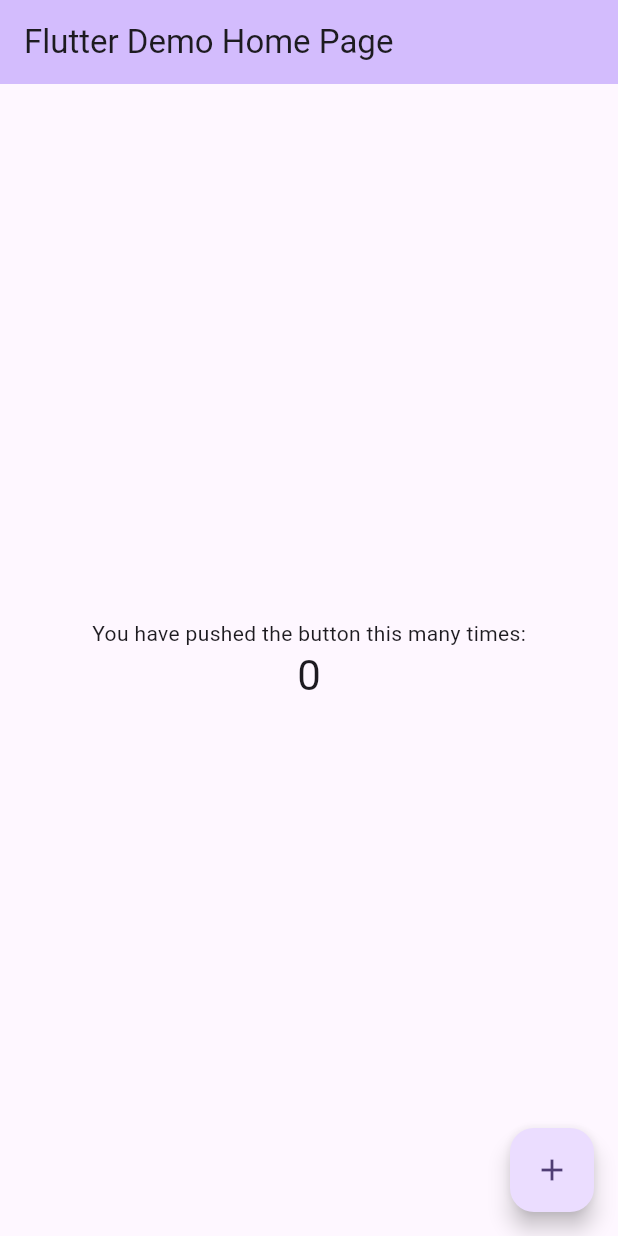
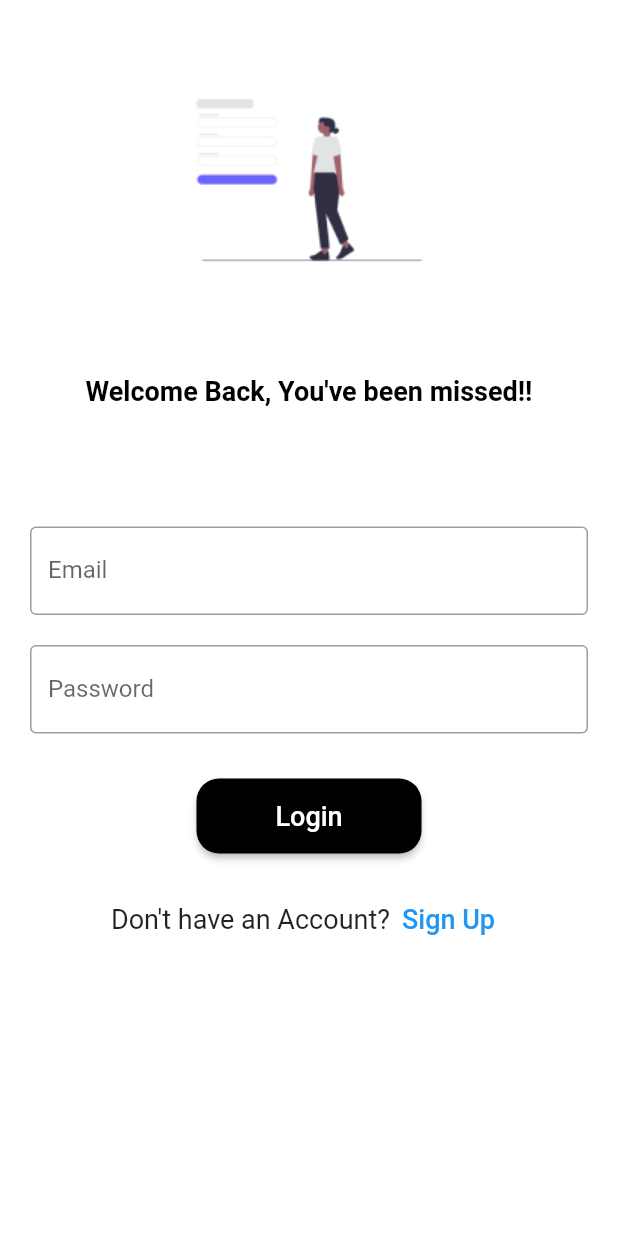
Before and after one commit to funky-dev99/HR-Attendance, a Flutter app: the screen it shows after launch, on a phone screen of 412 x 824 dp. Run offline on Flutter 3.47's test engine with Material 2 defaults, Android fonts, the light colour scheme and no system bars.

Commit message:
Auth Pages Added

```diff
--- /dev/null
+++ b/hr_attend/lib/authPages/loginPage.dart
@@ -0,0 +1,132 @@
+import 'package:flutter/material.dart';
+import 'package:hr_attend/authPages/signUpPage.dart';
+
+class LoginPage extends StatefulWidget {
+  const LoginPage({super.key});
+
+  @override
+  State<LoginPage> createState() => _LoginPageState();
+}
+
+class _LoginPageState extends State<LoginPage> {
+  final emailController = TextEditingController();
+  final passwordController = TextEditingController();
+
+  @override
+  Widget build(BuildContext context) {
+    return Scaffold(
+      backgroundColor: Colors.white,
+      body: SafeArea(
+        child: SingleChildScrollView(
+          child: Center(
+            child: Column(
+              children: [
+                const SizedBox(
+                  height: 50,
+                ),
+                //Logo
+                Image.asset('images/login.png'),
+
+                const SizedBox(
+                  height: 50,
+                ),
+
+                //Welcome Back Text
+                Container(
+                  padding: const EdgeInsets.all(10.0),
+                  child: const Text(
+                    'Welcome Back, You\'ve been missed!!',
+                    style: TextStyle(
+                        color: Colors.black,
+                        fontSize: 18,
+                        fontWeight: FontWeight.bold),
+                  ),
+                ),
+                const SizedBox(
+                  height: 50,
+                ),
+                Padding(
+                  padding: const EdgeInsets.symmetric(horizontal: 20),
+                  child: Column(
+                    children: [
+                      const SizedBox(
+                        height: 20,
+                      ),
+                      //Username TextField
+                      TextField(
+                        textInputAction: TextInputAction.next,
+                        controller: emailController,
+                        decoration: const InputDecoration(
+                          border: OutlineInputBorder(),
+                          labelText: 'Email',
+                        ),
+                      ),
+                      const SizedBox(
+                        height: 20,
+                      ),
+                      //Password TextField
+                      TextField(
+                        textInputAction: TextInputAction.done,
+                        controller: passwordController,
+                        obscureText: true,
+                        decoration: const InputDecoration(
+                          border: OutlineInputBorder(),
+                          labelText: 'Password',
+                        ),
+                      ),
+                      const SizedBox(
+                        height: 30,
+                      ),
+                      //Login Button
+                      MaterialButton(
+                        onPressed: () {},
+                        minWidth: 150.0,
+                        height: 50.0,
+                        color: Colors.black,
+                        shape: RoundedRectangleBorder(
+                          borderRadius: BorderRadius.circular(15.0),
+                        ),
+                        child: const Text(
+                          'Login',
+                          style: TextStyle(color: Colors.white, fontSize: 18),
+                        ),
+                      ),
+
+                      const SizedBox(
+                        height: 20,
+                      ),
+
+                  SizedBox(
+                    width: double.infinity,
+                    child: Row(
+                      mainAxisAlignment: MainAxisAlignment.center,
+                      children: [
+                        const Text(
+                          "Don't have an Account?",
+                          style: TextStyle(fontSize: 18),
+                        ),
+                        TextButton(
+                            onPressed: () {
+                              Navigator.push(
+                                context,
+                                MaterialPageRoute(
+                                    builder: (context) => const SignUpPage()),
+                              );
+                            },
+                            child: const Text(
+                              'Sign Up',
+                              style: TextStyle(fontSize: 18),
+                            ))
+                      ],
+                    ),)
+                    ],
+                  ),
+                ),
+              ],
+            ),
+          ),
+        ),
+      ),
+    );
+  }
+}
--- a/hr_attend/lib/main.dart
+++ b/hr_attend/lib/main.dart
@@ -1,4 +1,5 @@
 import 'package:flutter/material.dart';
+import 'package:hr_attend/authPages/loginPage.dart';
 
 void main() {
   runApp(const MyApp());
@@ -10,116 +11,9 @@ class MyApp extends StatelessWidget {
   // This widget is the root of your application.
   @override
   Widget build(BuildContext context) {
-    return MaterialApp(
-      title: 'Flutter Demo',
-      theme: ThemeData(
-        // This is the theme of your application.
-        //
-        // TRY THIS: Try running your application with "flutter run". You'll see
-        // the application has a blue toolbar. Then, without quitting the app,
-        // try changing the seedColor in the colorScheme below to Colors.green
-        // and then invoke "hot reload" (save your changes or press the "hot
-        // reload" button in a Flutter-supported IDE, or press "r" if you used
-        // the command line to start the app).
-        //
-        // Notice that the counter didn't reset back to zero; the application
-        // state is not lost during the reload. To reset the state, use hot
-        // restart instead.
-        //
-        // This works for code too, not just values: Most code changes can be
-        // tested with just a hot reload.
-        colorScheme: ColorScheme.fromSeed(seedColor: Colors.deepPurple),
-        useMaterial3: true,
-      ),
-      home: const MyHomePage(title: 'Flutter Demo Home Page'),
+    return const MaterialApp(
+      debugShowCheckedModeBanner: false,
+      home: LoginPage(),
     );
   }
 }
-
-class MyHomePage extends StatefulWidget {
-  const MyHomePage({super.key, required this.title});
-
-  // This widget is the home page of your application. It is stateful, meaning
-  // that it has a State object (defined below) that contains fields that affect
-  // how it looks.
-
-  // This class is the configuration for the state. It holds the values (in this
-  // case the title) provided by the parent (in this case the App widget) and
-  // used by the build method of the State. Fields in a Widget subclass are
-  // always marked "final".
-
-  final String title;
-
-  @override
-  State<MyHomePage> createState() => _MyHomePageState();
-}
-
-class _MyHomePageState extends State<MyHomePage> {
-  int _counter = 0;
-
-  void _incrementCounter() {
-    setState(() {
-      // This call to setState tells the Flutter framework that something has
-      // changed in this State, which causes it to rerun the build method below
-      // so that the display can reflect the updated values. If we changed
-      // _counter without calling setState(), then the build method would not be
-      // called again, and so nothing would appear to happen.
-      _counter++;
-    });
-  }
-
-  @override
-  Widget build(BuildContext context) {
-    // This method is rerun every time setState is called, for instance as done
-    // by the _incrementCounter method above.
-    //
-    // The Flutter framework has been optimized to make rerunning build methods
-    // fast, so that you can just rebuild anything that needs updating rather
-    // than having to individually change instances of widgets.
-    return Scaffold(
-      appBar: AppBar(
-        // TRY THIS: Try changing the color here to a specific color (to
-        // Colors.amber, perhaps?) and trigger a hot reload to see the AppBar
-        // change color while the other colors stay the same.
-        backgroundColor: Theme.of(context).colorScheme.inversePrimary,
-        // Here we take the value from the MyHomePage object that was created by
-        // the App.build method, and use it to set our appbar title.
-        title: Text(widget.title),
-      ),
-      body: Center(
-        // Center is a layout widget. It takes a single child and positions it
-        // in the middle of the parent.
-        child: Column(
-          // Column is also a layout widget. It takes a list of children and
-          // arranges them vertically. By default, it sizes itself to fit its
-          // children horizontally, and tries to be as tall as its parent.
-          //
-          // Column has various properties to control how it sizes itself and
-          // how it positions its children. Here we use mainAxisAlignment to
-          // center the children vertically; the main axis here is the vertical
-          // axis because Columns are vertical (the cross axis would be
-          // horizontal).
-          //
-          // TRY THIS: Invoke "debug painting" (choose the "Toggle Debug Paint"
-          // action in the IDE, or press "p" in the console), to see the
-          // wireframe for each widget.
-          mainAxisAlignment: MainAxisAlignment.center,
-          children: <Widget>[
-            const Text(
-              'You have pushed the button this many times:',
-            ),
-            Text(
-              '$_counter',
-              style: Theme.of(context).textTheme.headlineMedium,
-            ),
-          ],
-        ),
-      ),
-      floatingActionButton: FloatingActionButton(
-        onPressed: _incrementCounter,
-        tooltip: 'Increment',
-        child: const Icon(Icons.add),
-      ), // This trailing comma makes auto-formatting nicer for build methods.
-    );
-  }
-}
--- a/hr_attend/pubspec.yaml
+++ b/hr_attend/pubspec.yaml
@@ -59,8 +59,8 @@ flutter:
   uses-material-design: true
 
   # To add assets to your application, add an assets section, like this:
-  # assets:
-  #   - images/a_dot_burr.jpeg
+  assets:
+    - images/
   #   - images/a_dot_ham.jpeg
 
   # An image asset can refer to one or more resolution-specific "variants", see
```
Also changed, not shown: hr_attend/lib/authPages/signUpPage.dart (added, +156 -0 lines), hr_attend/images/ask.png (added), hr_attend/images/attend.png (added), hr_attend/images/attend.svg (added), hr_attend/images/back.png (added), hr_attend/images/claim.png (added), hr_attend/images/gs.png (added), hr_attend/images/home.png (added), hr_attend/images/leave.png (added), hr_attend/images/location.gif (added), hr_attend/images/login.png (added), hr_attend/images/payslip.png (added), hr_attend/images/pro.png (added), hr_attend/images/rec.png (added), 3 more files.
